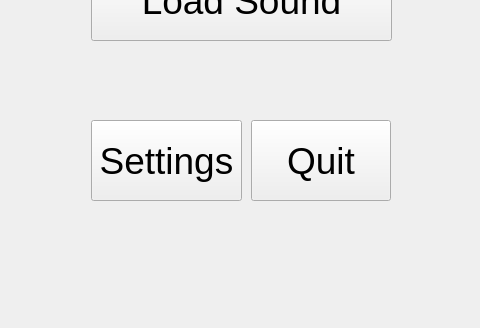
The window that APES.ui (Deziox/APES) describes before a commit, drawn with Qt 5; both pictures show x 179 to 659 and y 370 to 698 of the 878 by 698 pixel window.
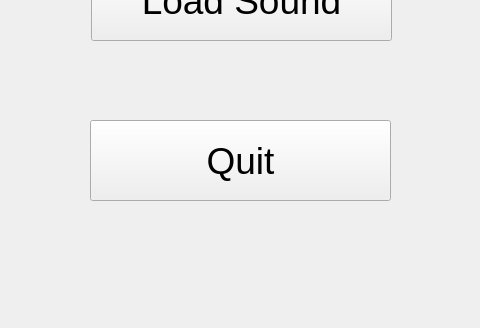
The same window after the commit.

Commit message: [*] Added pyplot GraphAmp class (Graphing Amplification) embedding pyplot into pyqt5

Patch:
```diff
--- a/APES.ui
+++ b/APES.ui
@@ -50,30 +50,12 @@
      <string>Load Sound</string>
     </property>
    </widget>
-   <widget class="QPushButton" name="pushButton_3">
-    <property name="geometry">
-     <rect>
-      <x>270</x>
-      <y>490</y>
-      <width>151</width>
-      <height>81</height>
-     </rect>
-    </property>
-    <property name="font">
-     <font>
-      <pointsize>28</pointsize>
-     </font>
-    </property>
-    <property name="text">
-     <string>Settings</string>
-    </property>
-   </widget>
    <widget class="QPushButton" name="pushButton_4">
     <property name="geometry">
      <rect>
-      <x>430</x>
+      <x>269</x>
       <y>490</y>
-      <width>140</width>
+      <width>301</width>
       <height>81</height>
      </rect>
     </property>
```
Left out of the diff: 1 changed line with no effect on the pictures. The commit also changes 1 other file.
